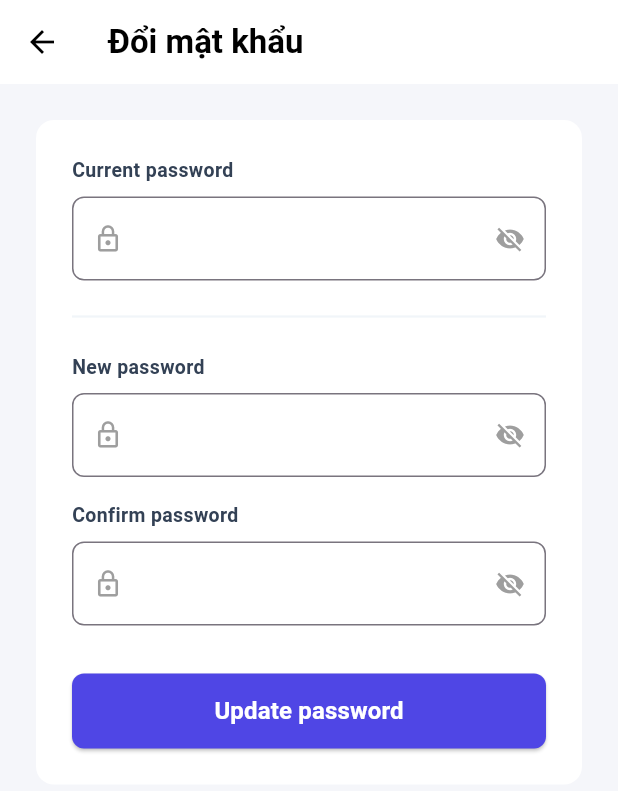
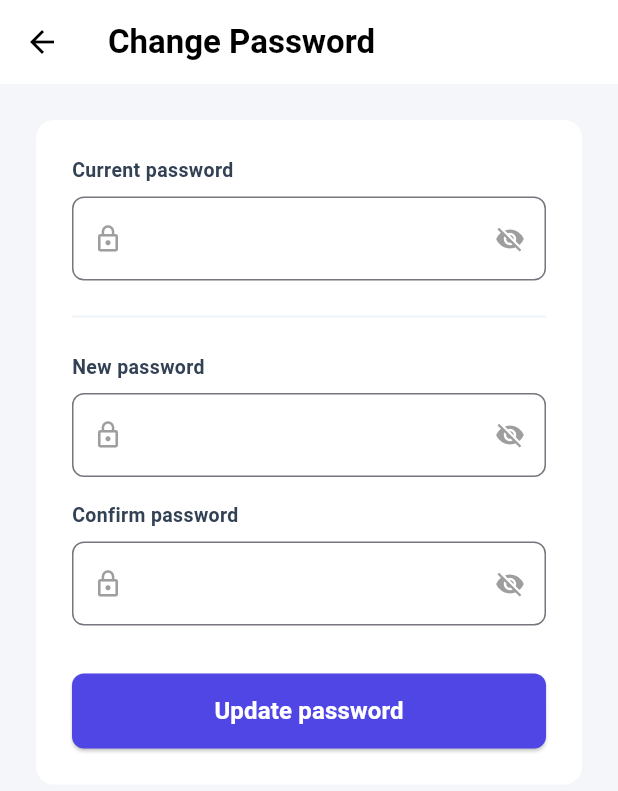
Before and after one commit to TrungHieu0811/Online_Electronic_Market, a Flutter app: the ChangePasswordScreen screen opened directly, on a phone screen of 412 x 824 dp. Shown: the top 791 px of the screen. Run offline on Flutter 3.47's test engine with Material 3 defaults, Android fonts, the phone set to English and light mode, and no system bars; our stand-ins replace app_links, dio, flutter_markdown, flutter_secure_storage, image_picker, shared_preferences; accounts and stored records are empty; network calls fail.

```diff
--- a/mobile/lib/screens/change_password_screen.dart
+++ b/mobile/lib/screens/change_password_screen.dart
@@ -78,7 +78,7 @@ class _ChangePasswordScreenState extends State<ChangePasswordScreen> {
       backgroundColor: const Color(0xFFF5F6FA),
       appBar: AppBar(
         title: const Text(
-          'Đổi mật khẩu',
+          'Change Password',
           style: TextStyle(fontWeight: FontWeight.bold),
         ),
         backgroundColor: Colors.white,
```
